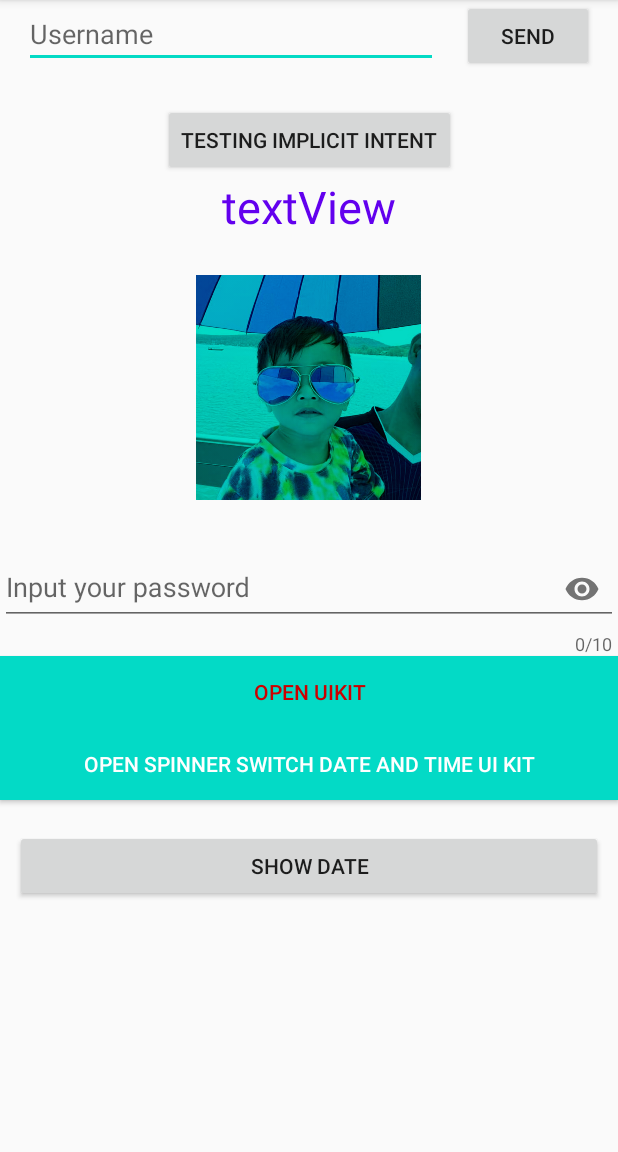
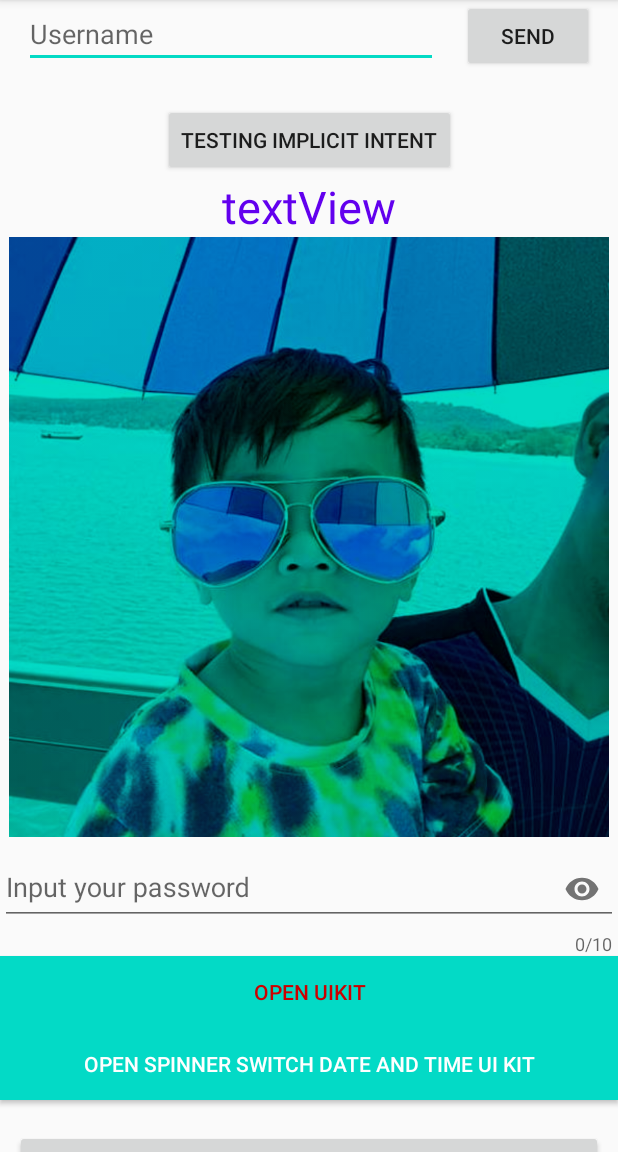
Before and after one commit to phirumtan/AndroidG1-aft-, an Android app: the screen it shows after launch (MainActivity), on a phone screen of 412 x 824 dp, the part 84-1236 px from its top. Run offline under Robolectric (Android 15) with nearby library versions, the phone set to English and light mode, and no system bars.

Commit message:
code week4-Sat

```diff
--- a/app/build.gradle
+++ b/app/build.gradle
@@ -32,4 +32,5 @@ dependencies {
     androidTestImplementation 'androidx.test.ext:junit:1.1.1'
     androidTestImplementation 'androidx.test.espresso:espresso-core:3.2.0'
     implementation 'com.google.android.material:material:1.1.0'
+    implementation 'androidx.legacy:legacy-support-v4:1.0.0'
 }
--- a/app/src/main/AndroidManifest.xml
+++ b/app/src/main/AndroidManifest.xml
@@ -9,7 +9,8 @@
         android:roundIcon="@mipmap/ic_launcher_round"
         android:supportsRtl="true"
         android:theme="@style/AppTheme">
-        <activity android:name=".SpinnerSwitchDateTimeActivity"></activity>
+        <activity android:name=".RecyclerviewActivity"></activity>
+        <activity android:name=".SpinnerSwitchDateTimeActivity" />
         <activity android:name=".UIKitActivity" />
         <activity
             android:name=".MainActivity"
--- a/app/src/main/java/com/gsmarena/firstsample/MainActivity.java
+++ b/app/src/main/java/com/gsmarena/firstsample/MainActivity.java
@@ -16,6 +16,9 @@ import androidx.appcompat.widget.AppCompatTextView;
 import androidx.appcompat.widget.Toolbar;
 import androidx.core.app.ShareCompat;
 import androidx.core.content.ContextCompat;
+
+import com.gsmarena.firstsample.dialog.DatePickerFragment;
+import com.gsmarena.firstsample.dialog.TimePickerFragment;
 
 public class MainActivity extends AppCompatActivity {
 
@@ -118,6 +121,23 @@ public class MainActivity extends AppCompatActivity {
                 new DatePickerFragment().show(getSupportFragmentManager(), "DatePicker");
             }
         });
+
+        AppCompatButton btn_show_time = findViewById(R.id.btn_show_time);
+        btn_show_time.setOnClickListener(new View.OnClickListener() {
+            @Override
+            public void onClick(View v) {
+                new TimePickerFragment().show(getSupportFragmentManager(), "TimePicker");
+            }
+        });
+
+        AppCompatButton btn_show_rcv = findViewById(R.id.btn_show_rcv);
+        btn_show_rcv.setOnClickListener(new View.OnClickListener() {
+            @Override
+            public void onClick(View v) {
+                startActivity(new Intent(v.getContext(), RecyclerviewActivity.class));
+            }
+        });
+
     }
 
     @Override
--- a/app/src/main/java/com/gsmarena/firstsample/DatePickerFragment.java
+++ b/app/src/main/java/com/gsmarena/firstsample/dialog/DatePickerFragment.java
@@ -1,8 +1,9 @@
-package com.gsmarena.firstsample;
+package com.gsmarena.firstsample.dialog;
 
 import android.app.DatePickerDialog;
 import android.app.Dialog;
 import android.os.Bundle;
+import android.util.Log;
 import android.widget.DatePicker;
 
 import androidx.annotation.NonNull;
@@ -12,6 +13,7 @@ import androidx.fragment.app.DialogFragment;
 import java.util.Calendar;
 
 public class DatePickerFragment extends DialogFragment implements DatePickerDialog.OnDateSetListener {
+    private static final String TAG = "DatePickerFragment";
 
     @NonNull
     @Override
@@ -27,6 +29,6 @@ public class DatePickerFragment extends DialogFragment implements DatePickerDial
 
     @Override
     public void onDateSet(DatePicker view, int year, int month, int dayOfMonth) {
-
+        Log.d(TAG, "year " + year + " m = " + month + " day " + dayOfMonth);
     }
 }
--- a/app/src/main/res/layout/activity_main.xml
+++ b/app/src/main/res/layout/activity_main.xml
@@ -1,17 +1,14 @@
 <?xml version="1.0" encoding="utf-8"?>
-<androidx.constraintlayout.widget.ConstraintLayout xmlns:android="http://schemas.android.com/apk/res/android"
-    xmlns:app="http://schemas.android.com/apk/res-auto"
-    xmlns:tools="http://schemas.android.com/tools"
+<androidx.constraintlayout.widget.ConstraintLayout xmlns:app="http://schemas.android.com/apk/res-auto"
+    xmlns:android="http://schemas.android.com/apk/res/android"
     android:layout_width="match_parent"
-    android:layout_height="match_parent"
-    tools:context=".MainActivity">
+    android:layout_height="match_parent">
 
     <include
         android:id="@+id/app_bar"
         layout="@layout/layout_appbar"
         android:layout_width="match_parent"
         android:layout_height="wrap_content" />
-
 
     <!--<android.support.v7.widget.AppCompatEditText-->
     <androidx.appcompat.widget.AppCompatEditText
@@ -57,17 +54,21 @@
         app:layout_constraintStart_toStartOf="parent"
         app:layout_constraintTop_toBottomOf="@+id/btn_implicit_intent" />
 
+    <ScrollView
+        android:layout_width="match_parent"
+        android:layout_height="0dp"
+        app:layout_constraintBottom_toBottomOf="parent"
+        app:layout_constraintTop_toBottomOf="@+id/appCompatTextView">
+
         <LinearLayout
             android:layout_width="match_parent"
             android:layout_height="0dp"
             android:gravity="top|center"
-        android:orientation="vertical"
-        app:layout_constraintBottom_toBottomOf="parent"
-        app:layout_constraintTop_toBottomOf="@+id/appCompatTextView">
+            android:orientation="vertical">
 
             <androidx.appcompat.widget.AppCompatImageView
-            android:layout_width="150dp"
-            android:layout_height="200dp"
+                android:layout_width="wrap_content"
+                android:layout_height="400dp"
                 android:scaleType="fitCenter"
                 android:src="@mipmap/piseth"
                 android:tint="@color/colorAccent"
@@ -119,7 +120,25 @@
                 android:layout_marginEnd="10dp"
                 android:text="Show Date" />
 
+            <androidx.appcompat.widget.AppCompatButton
+                android:id="@+id/btn_show_time"
+                android:layout_width="match_parent"
+                android:layout_height="wrap_content"
+                android:layout_marginStart="10dp"
+                android:layout_marginTop="20dp"
+                android:layout_marginEnd="10dp"
+                android:text="Show Time" />
+
+            <androidx.appcompat.widget.AppCompatButton
+                android:id="@+id/btn_show_rcv"
+                android:layout_width="match_parent"
+                android:layout_height="wrap_content"
+                android:layout_marginStart="10dp"
+                android:layout_marginTop="20dp"
+                android:layout_marginEnd="10dp"
+                android:text="Show RecycleView" />
+
         </LinearLayout>
-
+    </ScrollView>
 
 </androidx.constraintlayout.widget.ConstraintLayout>
```
Also changed, not shown: app/src/main/java/com/gsmarena/firstsample/ListAdapter.java (added, +58 -0 lines), app/src/main/java/com/gsmarena/firstsample/RecyclerviewActivity.java (added, +37 -0 lines), app/src/main/java/com/gsmarena/firstsample/dialog/TimePickerFragment.java (added, +33 -0 lines), app/src/main/res/layout/activity_recyclerview.xml (added, +13 -0 lines), app/src/main/res/layout/layout_list_item.xml (added, +30 -0 lines), 1 other file. Lines whose indentation alone changed are shown as unchanged.
